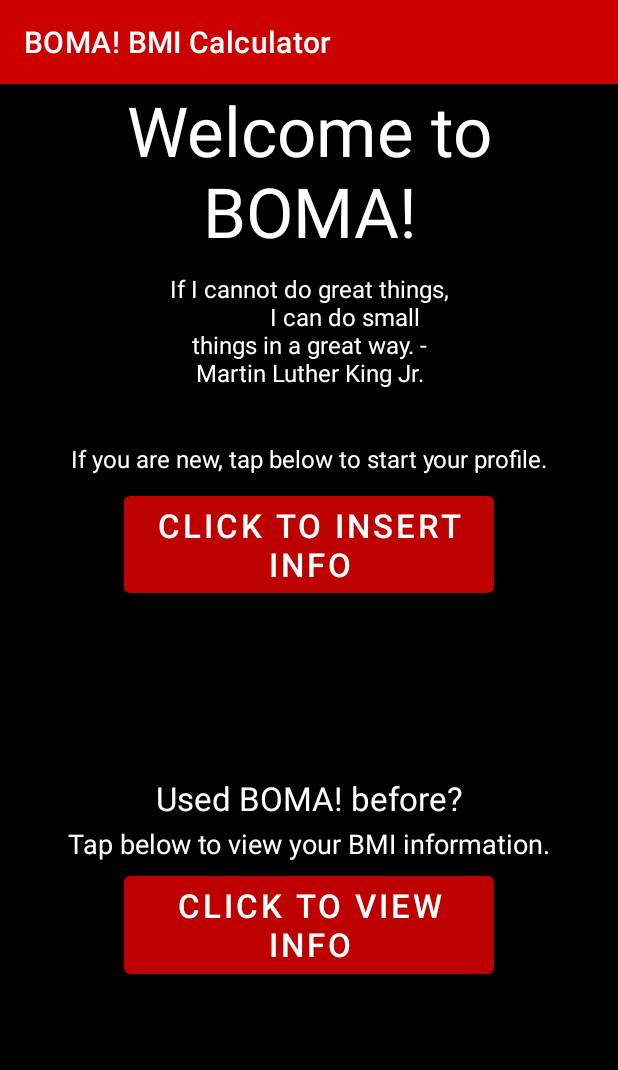
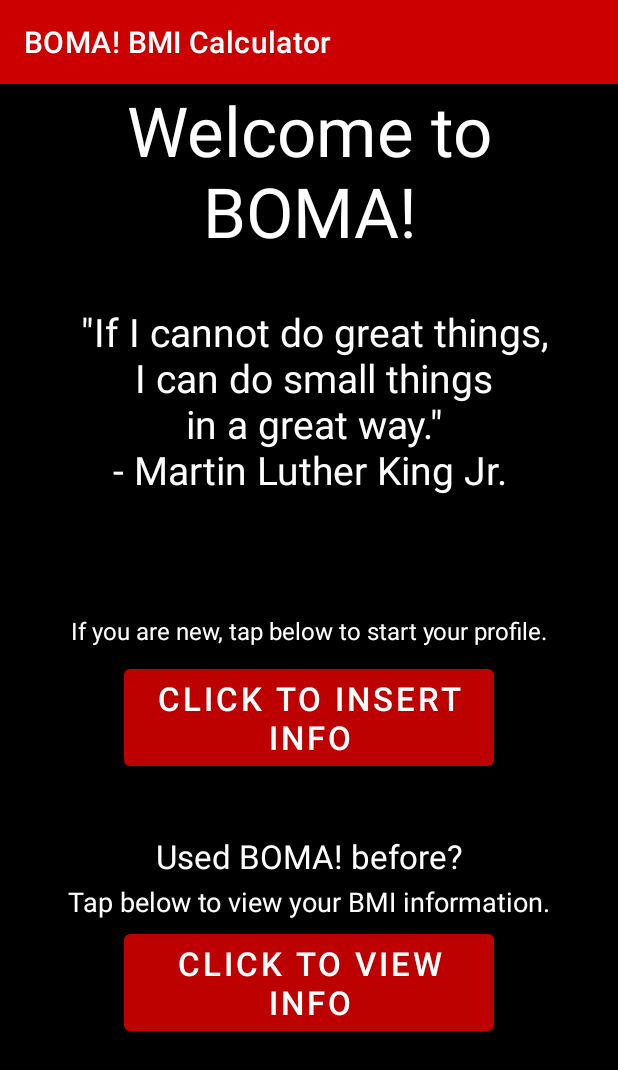
Before and after one commit to Android-JCPP-Servo/BOMA, an Android app: the screen it shows after launch (MainActivity), on a phone screen of 412 x 824 dp. Shown: the top 1070 px of the screen. Run offline under Robolectric (Android 15) with nearby library versions, the phone set to English and light mode, and no system bars.

Commit message:
Fixed the Daily Quotes to display quotation marks and fit TextView.

```diff
--- a/app/src/main/java/com/team02/boma/ProgressGraphActivity.java
+++ b/app/src/main/java/com/team02/boma/ProgressGraphActivity.java
@@ -11,9 +11,7 @@ import com.jjoe64.graphview.GraphView;
 import com.jjoe64.graphview.series.DataPoint;
 import com.jjoe64.graphview.series.LineGraphSeries;
 
-import java.util.Calendar;
 import java.util.List;
-import java.util.Locale;
 
 public class ProgressGraphActivity extends AppCompatActivity implements MVPListener {
 
@@ -51,37 +49,33 @@ public class ProgressGraphActivity extends AppCompatActivity implements MVPListe
         switch(screenSize) {
             // If screen size is X-Large, set text size to 40dp
             case Configuration.SCREENLAYOUT_SIZE_XLARGE:
-                graphView.setTitleTextSize(40);
+                graphView.setTitleTextSize(80);
                 break;
             // If screen size is Large, set text size to 30dp
             case Configuration.SCREENLAYOUT_SIZE_LARGE:
-                graphView.setTitleTextSize(30);
+                graphView.setTitleTextSize(70);
                 break;
             // If screen size is Normal (Medium), set text size to 20dp
             case Configuration.SCREENLAYOUT_SIZE_NORMAL:
-                graphView.setTitleTextSize(20);
+                graphView.setTitleTextSize(60);
                 break;
             // If screen size is Small, set text size to 10dp
             case Configuration.SCREENLAYOUT_SIZE_SMALL:
-                graphView.setTitleTextSize(10);
+                graphView.setTitleTextSize(50);
                 break;
             // No screen size was determined,
             //  so default text size is 25dp
             default:
-                graphView.setTitleTextSize(25);
+                graphView.setTitleTextSize(45);
         }
 
         // Edit X- and Y-Axis Data and Intervals
 
         // Set Y-Axis
-        graphView.getGridLabelRenderer().setVerticalAxisTitle("BMI Progress");
-        graphView.getGridLabelRenderer().setVerticalAxisTitleTextSize(10);
         graphView.getViewport().setMinY(10);
         graphView.getViewport().setMaxY(50);
 
         // Set X-Axis
-        graphView.getGridLabelRenderer().setHorizontalAxisTitle("Date");
-        graphView.getGridLabelRenderer().setHorizontalAxisTitleTextSize(10);
         graphView.getViewport().setMinX(0);
         graphView.getViewport().setMaxX(6);
         graphView.getGridLabelRenderer().setNumHorizontalLabels(7);
@@ -91,10 +85,7 @@ public class ProgressGraphActivity extends AppCompatActivity implements MVPListe
             @Override
             public String formatLabel(double value, boolean isValueX) {
                 if (isValueX) {
-                    Calendar calendar = Calendar.getInstance(Locale.getDefault());
-                    value = calendar.get(Calendar.DAY_OF_MONTH);
-                    calendar.add(Calendar.DATE, 1);
-                    return (calendar.get(Calendar.MONTH) + 1) + "/" + (int)value;
+                    return "Day " + (int)(value + 1);
                 } else {
                     return super.formatLabel(value, false);
                 }
--- a/app/src/main/res/layout/activity_main.xml
+++ b/app/src/main/res/layout/activity_main.xml
@@ -36,8 +36,24 @@
         app:backgroundTint="@color/red_button"
         app:layout_constraintBottom_toTopOf="@+id/guideline11"
         app:layout_constraintEnd_toStartOf="@+id/guideline14"
+        app:layout_constraintHorizontal_bias="0.0"
         app:layout_constraintStart_toStartOf="@+id/guideline13"
-        app:layout_constraintTop_toTopOf="@+id/guideline8" />
+        app:layout_constraintTop_toTopOf="@+id/guideline8"
+        app:layout_constraintVertical_bias="0.0" />
+
+    <androidx.constraintlayout.widget.Guideline
+        android:id="@+id/guideline11"
+        android:layout_width="wrap_content"
+        android:layout_height="wrap_content"
+        android:orientation="horizontal"
+        app:layout_constraintGuide_percent="0.6" />
+
+    <androidx.constraintlayout.widget.Guideline
+        android:id="@+id/guideline46"
+        android:layout_width="wrap_content"
+        android:layout_height="wrap_content"
+        android:orientation="horizontal"
+        app:layout_constraintGuide_percent="0.45" />
 
     <TextView
         android:id="@+id/textView2"
@@ -52,8 +68,17 @@
         android:textColor="@color/text_color"
         app:layout_constraintBottom_toTopOf="@+id/guideline8"
         app:layout_constraintEnd_toStartOf="@+id/guideline47"
+        app:layout_constraintHorizontal_bias="0.0"
         app:layout_constraintStart_toStartOf="@+id/guideline48"
-        app:layout_constraintTop_toTopOf="@+id/guideline46" />
+        app:layout_constraintTop_toTopOf="@+id/guideline46"
+        app:layout_constraintVertical_bias="0.0" />
+
+    <androidx.constraintlayout.widget.Guideline
+        android:id="@+id/guideline8"
+        android:layout_width="wrap_content"
+        android:layout_height="wrap_content"
+        android:orientation="horizontal"
+        app:layout_constraintGuide_percent="0.5" />
 
     <Button
         android:id="@+id/button2"
@@ -68,10 +93,10 @@
         app:backgroundTint="@color/red_button"
         app:layout_constraintBottom_toTopOf="@+id/guideline39"
         app:layout_constraintEnd_toStartOf="@+id/guideline14"
-        app:layout_constraintHorizontal_bias=".5"
+        app:layout_constraintHorizontal_bias="0.0"
         app:layout_constraintStart_toStartOf="@+id/guideline13"
         app:layout_constraintTop_toTopOf="@+id/guideline16"
-        app:layout_constraintVertical_bias=".5" />
+        app:layout_constraintVertical_bias="0.0" />
 
     <TextView
         android:id="@+id/textView3"
@@ -86,8 +111,10 @@
         android:textColor="@color/text_color"
         app:layout_constraintBottom_toTopOf="@+id/guideline12"
         app:layout_constraintEnd_toStartOf="@+id/guideline47"
+        app:layout_constraintHorizontal_bias="0.0"
         app:layout_constraintStart_toStartOf="@+id/guideline48"
-        app:layout_constraintTop_toTopOf="@+id/guideline15" />
+        app:layout_constraintTop_toTopOf="@+id/guideline15"
+        app:layout_constraintVertical_bias="0.0" />
 
     <TextView
         android:id="@+id/textView25"
@@ -102,9 +129,56 @@
         android:textColor="@color/text_color"
         app:layout_constraintBottom_toTopOf="@+id/guideline16"
         app:layout_constraintEnd_toStartOf="@+id/guideline47"
-        app:layout_constraintHorizontal_bias="0.496"
+        app:layout_constraintHorizontal_bias="0.0"
         app:layout_constraintStart_toStartOf="@+id/guideline48"
-        app:layout_constraintTop_toTopOf="@+id/guideline12" />
+        app:layout_constraintTop_toTopOf="@+id/guideline12"
+        app:layout_constraintVertical_bias="0.0" />
+
+    <androidx.constraintlayout.widget.Guideline
+        android:id="@+id/guideline12"
+        android:layout_width="wrap_content"
+        android:layout_height="wrap_content"
+        android:orientation="horizontal"
+        app:layout_constraintGuide_percent="0.69" />
+
+    <androidx.constraintlayout.widget.Guideline
+        android:id="@+id/guideline15"
+        android:layout_width="wrap_content"
+        android:layout_height="wrap_content"
+        android:orientation="horizontal"
+        app:layout_constraintGuide_percent="0.65" />
+
+    <androidx.constraintlayout.widget.Guideline
+        android:id="@+id/guideline16"
+        android:layout_width="wrap_content"
+        android:layout_height="wrap_content"
+        android:orientation="horizontal"
+        app:layout_constraintGuide_percent="0.73" />
+
+    <androidx.constraintlayout.widget.Guideline
+        android:id="@+id/guideline39"
+        android:layout_width="wrap_content"
+        android:layout_height="wrap_content"
+        android:orientation="horizontal"
+        app:layout_constraintGuide_percent="0.83" />
+
+    <TextView
+        android:id="@+id/quote"
+        android:layout_width="0dp"
+        android:layout_height="0dp"
+        android:autoSizeMaxTextSize="100sp"
+        android:autoSizeMinTextSize="12sp"
+        android:autoSizeStepGranularity="2sp"
+        android:autoSizeTextType="uniform"
+        android:gravity="center"
+        android:textAlignment="center"
+        android:textColor="#FFFFFF"
+        app:layout_constraintBottom_toTopOf="@+id/guideline38"
+        app:layout_constraintEnd_toStartOf="@+id/guideline47"
+        app:layout_constraintHorizontal_bias="0.0"
+        app:layout_constraintStart_toStartOf="@+id/guideline48"
+        app:layout_constraintTop_toTopOf="@+id/guideline52"
+        app:layout_constraintVertical_bias="0.0" />
 
     <androidx.constraintlayout.widget.Guideline
         android:id="@+id/guideline7"
@@ -112,13 +186,6 @@
         android:layout_height="wrap_content"
         android:orientation="horizontal"
         app:layout_constraintGuide_percent=".15" />
-
-    <androidx.constraintlayout.widget.Guideline
-        android:id="@+id/guideline8"
-        android:layout_width="wrap_content"
-        android:layout_height="wrap_content"
-        android:orientation="horizontal"
-        app:layout_constraintGuide_percent=".35" />
 
     <androidx.constraintlayout.widget.Guideline
         android:id="@+id/guideline9"
@@ -135,20 +202,6 @@
         app:layout_constraintGuide_percent=".75" />
 
     <androidx.constraintlayout.widget.Guideline
-        android:id="@+id/guideline11"
-        android:layout_width="wrap_content"
-        android:layout_height="wrap_content"
-        android:orientation="horizontal"
-        app:layout_constraintGuide_percent=".45" />
-
-    <androidx.constraintlayout.widget.Guideline
-        android:id="@+id/guideline12"
-        android:layout_width="wrap_content"
-        android:layout_height="wrap_content"
-        android:orientation="horizontal"
-        app:layout_constraintGuide_percent=".64" />
-
-    <androidx.constraintlayout.widget.Guideline
         android:id="@+id/guideline13"
         android:layout_width="wrap_content"
         android:layout_height="wrap_content"
@@ -161,34 +214,6 @@
         android:layout_height="wrap_content"
         android:orientation="vertical"
         app:layout_constraintGuide_percent=".80" />
-
-    <androidx.constraintlayout.widget.Guideline
-        android:id="@+id/guideline15"
-        android:layout_width="wrap_content"
-        android:layout_height="wrap_content"
-        android:orientation="horizontal"
-        app:layout_constraintGuide_percent=".6" />
-
-    <androidx.constraintlayout.widget.Guideline
-        android:id="@+id/guideline16"
-        android:layout_width="wrap_content"
-        android:layout_height="wrap_content"
-        android:orientation="horizontal"
-        app:layout_constraintGuide_percent=".68" />
-
-    <androidx.constraintlayout.widget.Guideline
-        android:id="@+id/guideline39"
-        android:layout_width="wrap_content"
-        android:layout_height="wrap_content"
-        android:orientation="horizontal"
-        app:layout_constraintGuide_percent=".78" />
-
-    <androidx.constraintlayout.widget.Guideline
-        android:id="@+id/guideline46"
-        android:layout_width="wrap_content"
-        android:layout_height="wrap_content"
-        android:orientation="horizontal"
-        app:layout_constraintGuide_percent=".30" />
 
     <androidx.constraintlayout.widget.Guideline
         android:id="@+id/guideline47"
@@ -204,25 +229,32 @@
         android:orientation="vertical"
         app:layout_constraintGuide_percent=".10" />
 
-    <TextView
-        android:id="@+id/quote"
-        android:layout_width="191dp"
-        android:layout_height="87dp"
-        android:layout_marginStart="195dp"
-        android:layout_marginTop="2dp"
-        android:layout_marginEnd="216dp"
-        android:layout_marginBottom="20dp"
-        android:autoSizeMaxTextSize="100sp"
-        android:autoSizeMinTextSize="12sp"
-        android:autoSizeStepGranularity="2sp"
-        android:autoSizeTextType="uniform"
-        android:gravity="center"
-        android:textAlignment="center"
-        android:textColor="#FFFFFF"
-        app:layout_constraintBottom_toTopOf="@+id/textView2"
-        app:layout_constraintEnd_toEndOf="parent"
-        app:layout_constraintHorizontal_bias="0.445"
-        app:layout_constraintStart_toStartOf="parent"
-        app:layout_constraintTop_toBottomOf="@+id/welcome" />
+    <androidx.constraintlayout.widget.Guideline
+        android:id="@+id/guideline38"
+        android:layout_width="wrap_content"
+        android:layout_height="wrap_content"
+        android:orientation="horizontal"
+        app:layout_constraintGuide_percent=".375" />
+
+    <androidx.constraintlayout.widget.Guideline
+        android:id="@+id/guideline52"
+        android:layout_width="wrap_content"
+        android:layout_height="wrap_content"
+        android:orientation="horizontal"
+        app:layout_constraintGuide_percent=".175" />
+
+    <androidx.constraintlayout.widget.Guideline
+        android:id="@+id/guideline110"
+        android:layout_width="wrap_content"
+        android:layout_height="wrap_content"
+        android:orientation="vertical"
+        app:layout_constraintGuide_percent=".15" />
+
+    <androidx.constraintlayout.widget.Guideline
+        android:id="@+id/guideline117"
+        android:layout_width="wrap_content"
+        android:layout_height="wrap_content"
+        android:orientation="vertical"
+        app:layout_constraintGuide_percent=".85" />
 
 </androidx.constraintlayout.widget.ConstraintLayout>
--- a/app/src/main/res/values/strings.xml
+++ b/app/src/main/res/values/strings.xml
@@ -121,36 +121,107 @@
 
     <!--quote-->
     <string-array name="quotes">
-        <item>"Success is not final, failure is not fatal:
-            it is the courage to continue that counts." - Winston Churchill</item>
-        <item>"Never bend your head. Always hold it high.
-            Look the world straight in the eye." - Helen Keller</item>
-        <item>"Believe you can and you\'re halfway there" - Theodore Roosevelt</item>
-        <item>"Life is like riding a bicycle.
-            To keep your balance, you must keep moving." - Albert Einstein</item>
-        <item>"Nothing is impossible.
-            The word itself says I/'m possible" - Audrey Hepburn</item>
-        <item>"You are never too old to set another goal
-            or to dream a new dream" - C.S. Lewis</item>
-        <item>"Sometimes you will never know the value of a moment,
-            until it becomes a memory." - Dr. Seuss</item>
-        <item>"You must do the things you think you cannot do." - Eleanor roosevelt</item>
-        <item>"Be the change that you wish to see in the world." - Mahatma Gandhi</item>
-        <item>"Let us make our Future now,
-            and let us make our dreams tomorrow/'s reality." - Malala Yousafzai</item>
-        <item>"If I cannot do great things,
-            I can do small things in a great way." - Martin Luther King Jr.</item>
-        <item>"Spread love everywhere you go" - Mother Teresa</item>
-        <item>"The best way to get started is to quite talking and begin doing." - Walt Disney</item>
-        <item>"The only limit to our realization
-            of tomorrow will be our doubts of today." - Franklin D. Roosevelt</item>
-        <item>"Memories of our lives, of our works and
-            our deeds will continue in others." - Rosa Parks</item>
-        <item>"How wonderful it is that nobody need wait
-            a single moment before starting to improve the world" - Anne Frank</item>
-        <item>"the best way to cheer yourself up is to
-            try to cheer somebody else up" - Mark Twain</item>
-
+        <item>
+            <br>\"Success is not final,\n</br>
+            <br>failure is not fatal:\n</br>
+            <br>it is the courage\n</br>
+            <br>to continue that counts.\"\n</br>
+            - Winston Churchill
+        </item>
+        <item>
+            <br>\"Never bend your head.\n</br>
+            <br>Always hold it high.\n</br>
+            <br>Look the world\n</br>
+            <br>straight in the eye.\"\n</br>
+            - Helen Keller
+        </item>
+        <item>
+            <br>\"Believe you can and\n</br>
+            <br>you\'re halfway there.\"\n</br>
+            - Theodore Roosevelt
+        </item>
+        <item>
+            <br>\"Life is like riding a bicycle.\n</br>
+            <br>To keep your balance,\n</br>
+            <br>you must keep moving.\"\n</br>
+            - Albert Einstein
+        </item>
+        <item>
+            <br>\"Nothing is impossible.\n</br>
+            <br>The word itself says\n</br>
+            <br>I\'m possible.\"\n</br>
+            - Audrey Hepburn
+        </item>
+        <item>
+            <br>\"You are never too old\n</br>
+            <br>to set another goal or\n</br>
+            <br>to dream a new dream.\"\n</br>
+            - C.S. Lewis
+        </item>
+        <item>
+            <br>\"Sometimes you will never know\n</br>
+            <br>the value of a moment,\n</br>
+            <br>until it becomes a memory.\"\n</br>
+            - Dr. Seuss
+        </item>
+        <item>
+            <br>\"You must do the things\n</br>
+            <br>you think you cannot do.\"\n</br>
+            - Eleanor roosevelt
+        </item>
+        <item>
+            <br>\"Be the change that you\n</br>
+            <br>wish to see in the world.\"\n</br>
+            - Mahatma Gandhi
+        </item>
+        <item>
+            <br>\"Let us make our Future now,\n</br>
+            <br>and let us make our dreams\n</br>
+            <br>tomorrow\'s reality.\"\n</br>
+            - Malala Yousafzai
+        </item>
+        <item>
+            <br>\"If I cannot do great things,\n</br>
+            <br>I can do small things\n</br>
+            <br>in a great way.\"\n</br>
+            - Martin Luther King Jr.
+        </item>
+        <item>
+            <br>\"Spread love\n</br>
+            <br>everywhere you go.\"\n</br>
+            - Mother Teresa
+        </item>
+        <item>
+            <br>\"The best way to get started\n</br>
+            <br>is to quit talking\n</br>
+            <br>and begin doing.\"\n</br>
+            - Walt Disney
+        </item>
+        <item>
+            <br>\"The only limit to our\n</br>
+            <br>realization of tomorrow\n</br>
+            <br>will be our doubts of today.\"\n</br>
+            - Franklin D. Roosevelt
+        </item>
+        <item>
+            <br>\"Memories of our lives,\n</br>
+            <br>of our works and our deeds\n</br>
+            <br>will continue in others.\"\n</br>
+            - Rosa Parks
+        </item>
+        <item>
+            <br>\"How wonderful it is that\n</br>
+            <br>nobody need wait a single\n</br>
+            <br>moment before starting\n</br>
+            <br>to improve the world.\"\n</br>
+            - Anne Frank
+        </item>
+        <item>
+            <br>\"The best way to cheer\n</br>
+            <br>yourself up is to try to\n</br>
+            <br>cheer somebody else up.\"\n</br>
+            - Mark Twain
+        </item>
     </string-array>
 
 
```
